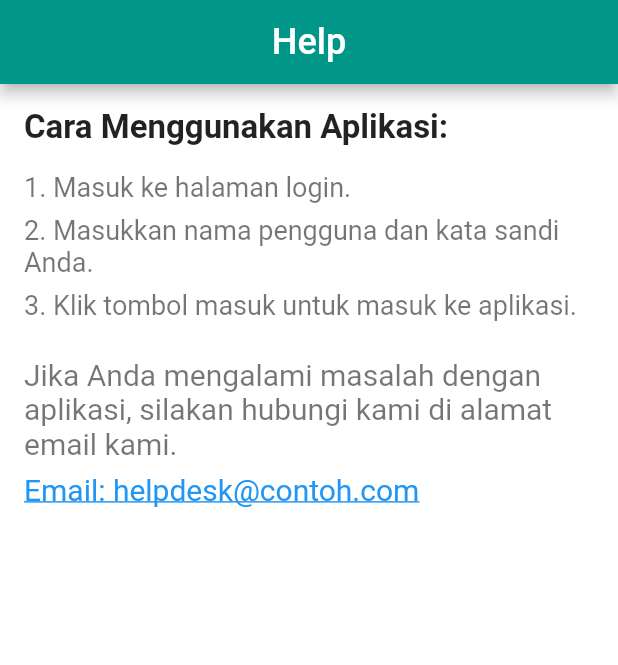
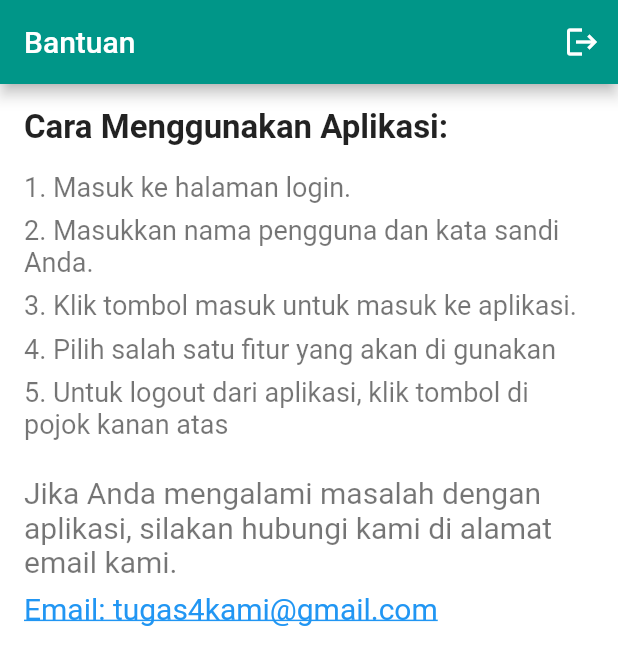
Before and after one commit to AzkaHartami/workspace-tpm4, a Flutter app: the HelpPage screen opened directly, on a phone screen of 412 x 824 dp. Shown: the top 665 px of the screen. Run offline on Flutter 3.47's test engine with Material 2 defaults, Android fonts, the phone set to English and light mode, and no system bars; our stand-ins replace shared_preferences; accounts and stored records are empty.

Commit message:
Update UI

```diff
--- a/lib/helpPage.dart
+++ b/lib/helpPage.dart
@@ -1,4 +1,5 @@
 import 'package:flutter/material.dart';
+import 'package:tugas4/login.dart';
 
 class HelpPage extends StatelessWidget {
   @override
@@ -7,20 +8,24 @@ class HelpPage extends StatelessWidget {
       backgroundColor: Colors.white,
       appBar: AppBar(
         automaticallyImplyLeading: false,
-        title: Text(
-          'Help',
-          style: TextStyle(
-            color: Colors.white,
-            fontSize: 24.0,
+        title: Text('Bantuan'),
+        actions: [
+          IconButton(
+            icon: Icon(Icons.logout),
+            onPressed: () {
+              Navigator.push(
+                context,
+                MaterialPageRoute(builder: (context) => LoginScreen()),
+              );
+            },
           ),
-        ),
-        centerTitle: true,
+        ],
       ),
       body: Padding(
         padding: EdgeInsets.all(16.0),
         child: Column(
           crossAxisAlignment: CrossAxisAlignment.start,
-          children: [
+          children: const [
             Text(
               'Cara Menggunakan Aplikasi:',
               style: TextStyle(
@@ -52,6 +57,22 @@ class HelpPage extends StatelessWidget {
                 color: Colors.black54,
               ),
             ),
+            SizedBox(height: 8.0),
+            Text(
+              '4. Pilih salah satu fitur yang akan di gunakan',
+              style: TextStyle(
+                fontSize: 18.0,
+                color: Colors.black54,
+              ),
+            ),
+            SizedBox(height: 8.0),
+            Text(
+              '5. Untuk logout dari aplikasi, klik tombol di pojok kanan atas',
+              style: TextStyle(
+                fontSize: 18.0,
+                color: Colors.black54,
+              ),
+            ),
             SizedBox(height: 24.0),
             Text(
               'Jika Anda mengalami masalah dengan aplikasi, silakan hubungi kami di alamat email kami.',
@@ -62,7 +83,7 @@ class HelpPage extends StatelessWidget {
             ),
             SizedBox(height: 8.0),
             Text(
-              'Email: helpdesk@contoh.com',
+              'Email: tugas4kami@gmail.com',
               style: TextStyle(
                 fontSize: 20.0,
                 color: Colors.blue,
--- a/lib/homescreen.dart
+++ b/lib/homescreen.dart
@@ -13,7 +13,7 @@ class HomeScreen extends StatelessWidget {
     return Scaffold(
       appBar: AppBar(
         automaticallyImplyLeading: false,
-        title: Text('Home Screen'),
+        title: Text('Home'),
         actions: [
           IconButton(
             icon: Icon(Icons.logout),
```
